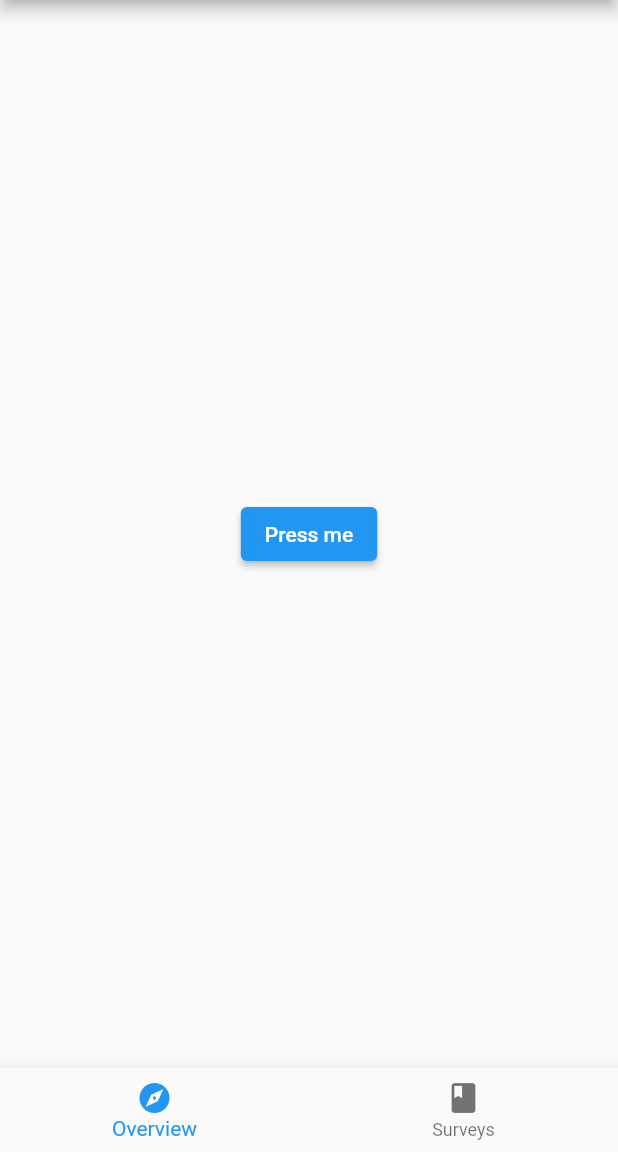
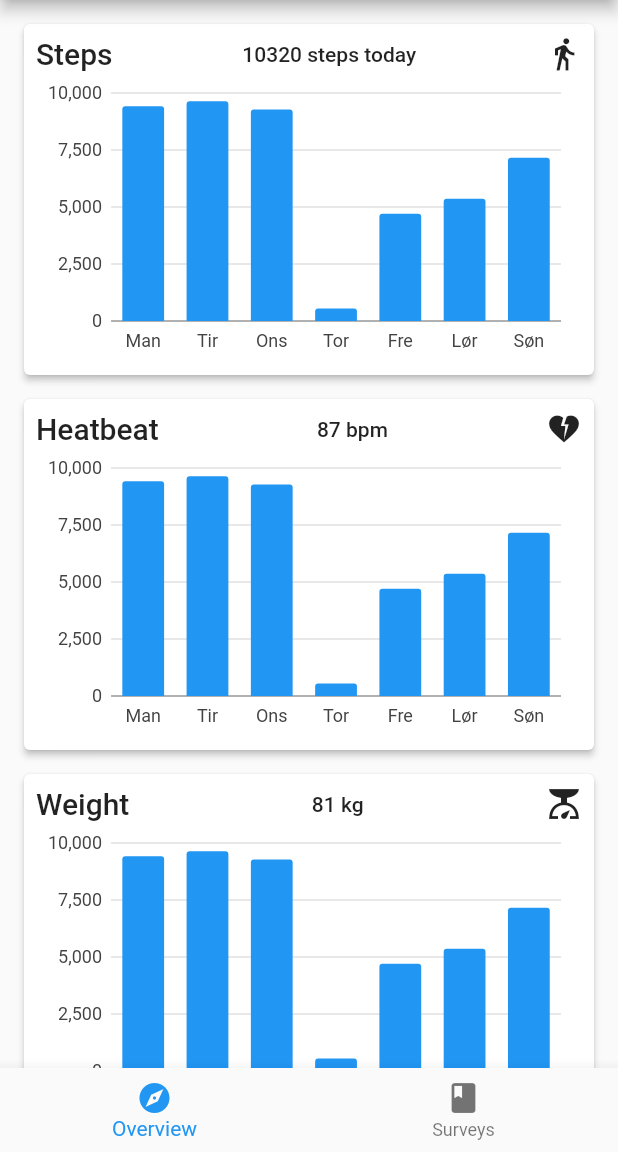
Before and after one commit to mikklf/flutter_health_app, a Flutter app: the screen it shows after launch, on a phone screen of 412 x 824 dp, the part 84-1236 px from its top. Run offline on Flutter 3.47's test engine with Material 2 defaults, Android fonts, the phone set to English and light mode, and no system bars; our stand-ins replace bloc, community_charts_flutter, equatable, flutter_bloc, get_it, sqflite; missing offline and left inert: research_package; accounts and stored records are empty.

Commit message:
Charting examples

```diff
--- a/lib/src/presentation/screens/overview_screen/overview_screen.dart
+++ b/lib/src/presentation/screens/overview_screen/overview_screen.dart
@@ -1,55 +1,143 @@
+import 'dart:math';
 import 'package:flutter/material.dart';
-import 'package:health/health.dart';
+import 'package:community_charts_flutter/community_charts_flutter.dart'
+    as charts;
 
 class OverviewScreen extends StatelessWidget {
   const OverviewScreen({
     super.key,
-    this.color = const Color(0xFF2DBD3A),
     this.child,
   });
 
-  final Color color;
   final Widget? child;
 
   @override
   Widget build(BuildContext context) {
-    return Center(
-      child: ElevatedButton(
-          onPressed: () async {
-            HealthFactory health =
-                HealthFactory(useHealthConnectIfAvailable: true);
+    return ListView(
+      padding: const EdgeInsets.all(16),
+      children: [
+        SizedBox(
+            height: 250,
+            child: Card(
+              margin: const EdgeInsets.only(bottom: 16),
+              elevation: 2,
+              child: Padding(
+                padding: const EdgeInsets.all(8.0),
+                child: Column(children: [
+                  Row(
+                    mainAxisAlignment: MainAxisAlignment.spaceBetween,
+                    children: [
+                      Text("Steps", style: Theme.of(context).textTheme.titleLarge),
+                      Text("10320 steps today", style: Theme.of(context).textTheme.bodyLarge),
+                      const Icon(Icons.directions_walk),
+                    ],
+                  ),
+                  Expanded(
+                    child: SimpleBarChart.withRandomData(),
+                  ),
 
-            var types = [
-              HealthDataType.STEPS,
-            ];
+                ]),
+              ),
+            )),
+        SizedBox(
+            height: 250,
+            child: Card(
+              margin: const EdgeInsets.only(bottom: 16),
+              elevation: 2,
+              child: Padding(
+                padding: const EdgeInsets.all(8.0),
+                child: Column(children: [
+                  Row(
+                    mainAxisAlignment: MainAxisAlignment.spaceBetween,
+                    children: [
+                      Text("Heatbeat", style: Theme.of(context).textTheme.titleLarge),
+                      Text("87 bpm", style: Theme.of(context).textTheme.bodyLarge),
+                      const Icon(Icons.heart_broken),
+                    ],
+                  ),
+                  Expanded(
+                    child: SimpleBarChart.withRandomData(),
+                  ),
 
-            bool requested = await health.requestAuthorization(types);
+                ]),
+              ),
+            )),
+        SizedBox(
+            height: 250,
+            child: Card(
+              margin: const EdgeInsets.only(bottom: 16),
+              elevation: 2,
+              child: Padding(
+                padding: const EdgeInsets.all(8.0),
+                child: Column(children: [
+                  Row(
+                    mainAxisAlignment: MainAxisAlignment.spaceBetween,
+                    children: [
+                      Text("Weight", style: Theme.of(context).textTheme.titleLarge),
+                      Text("81 kg", style: Theme.of(context).textTheme.bodyLarge),
+                      const Icon(Icons.scale),
+                    ],
+                  ),
+                  Expanded(
+                    child: SimpleBarChart.withRandomData(),
+                  ),
 
-            var now = DateTime.now();
-
-            // fetch health data from the last 24 hours
-            List<HealthDataPoint> healthData =
-                await health.getHealthDataFromTypes(
-                    now.subtract(Duration(days: 1)), now, types);
-
-            // request permissions to write steps and blood glucose
-            types = [HealthDataType.STEPS];
-            var permissions = [
-              HealthDataAccess.READ_WRITE
-            ];
-            await health.requestAuthorization(types, permissions: permissions);
-
-            // write steps and blood glucose
-            bool success = await health.writeHealthData(
-                10, HealthDataType.STEPS, now, now);
-
-            // get the number of steps for today
-            var midnight = DateTime(now.year, now.month, now.day);
-            int? steps = await health.getTotalStepsInInterval(midnight, now);
-
-            print("Steps: $steps");
-          },
-          child: const Text("Press me")),
+                ]),
+              ),
+            )),
+      ],
     );
   }
 }
+
+class SimpleBarChart extends StatelessWidget {
+  final List<charts.Series<dynamic, String>> seriesList;
+  final bool animate;
+
+  const SimpleBarChart(this.seriesList, {super.key, this.animate = false});
+
+  factory SimpleBarChart.withRandomData() {
+    return SimpleBarChart(_createRandomData());
+  }
+
+  /// Returns random data for demonstration.
+  static List<charts.Series<SensorEntry, String>> _createRandomData() {
+    final random = Random();
+
+    final data = [
+      SensorEntry('Man', random.nextInt(10000)),
+      SensorEntry('Tir', random.nextInt(10000)),
+      SensorEntry('Ons', random.nextInt(10000)),
+      SensorEntry('Tor', random.nextInt(10000)),
+      SensorEntry('Fre', random.nextInt(10000)),
+      SensorEntry('Lør', random.nextInt(10000)),
+      SensorEntry('Søn', random.nextInt(10000)),
+    ];
+
+    return [
+      charts.Series<SensorEntry, String>(
+        id: 'Data',
+        domainFn: (SensorEntry sales, _) => sales.day,
+        measureFn: (SensorEntry sales, _) => sales.value,
+        data: data,
+      )
+    ];
+  }
+
+  @override
+  Widget build(BuildContext context) {
+    return charts.BarChart(
+      seriesList,
+      animate: animate,
+    );
+  }
+
+}
+
+/// Demonstration data class.
+class SensorEntry {
+  final String day;
+  final int value;
+
+  SensorEntry(this.day, this.value);
+}
--- a/pubspec.yaml
+++ b/pubspec.yaml
@@ -19,6 +19,7 @@ dependencies:
   get_it: ^7.6.4
   mocktail: ^1.0.0
   health: ^8.0.0
+  community_charts_flutter: ^1.0.1
 
 dev_dependencies:
   flutter_test:
```
Also changed, not shown: pubspec.lock.
